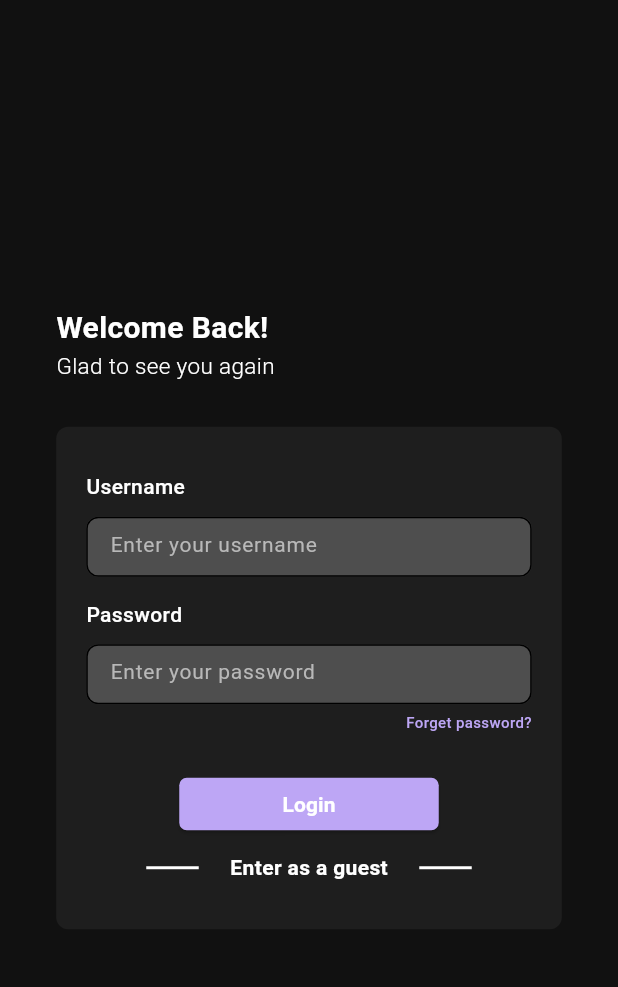
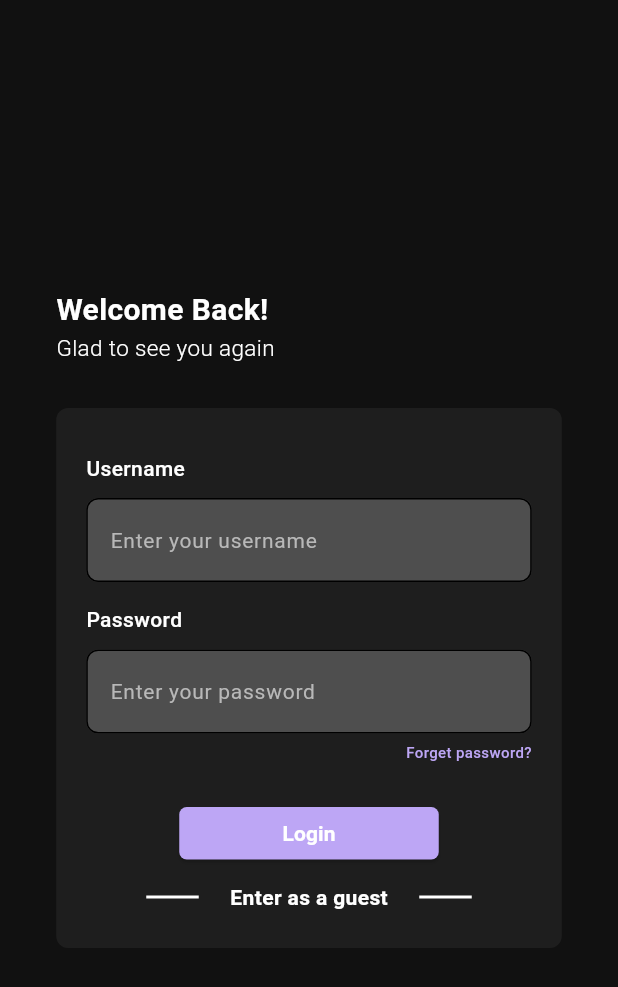
Before and after one commit to Flutter-gg-1/Project-5, a Flutter app: the screen it shows after launch, on a phone screen of 412 x 824 dp. Shown: the top 987 px of the screen. Run offline on Flutter 3.47's test engine with Material 3 defaults, Android fonts, the phone set to English and light mode, and no system bars; our stand-ins replace flutter_svg.

Commit message:
done Update Page

```diff
--- a/news_feed_app/lib/screens/blog.dart
+++ b/news_feed_app/lib/screens/blog.dart
@@ -1,5 +1,6 @@
 import 'package:flutter/material.dart';
 import 'package:flutter_svg/svg.dart';
+import 'package:news_feed_app/screens/edit_post.dart';
 
 class BlogPage extends StatelessWidget {
   const BlogPage({super.key});
@@ -27,7 +28,9 @@ class BlogPage extends StatelessWidget {
           ),
            IconButton(
             icon: const Icon(Icons.create_outlined , color: Colors.white),
-            onPressed: () {},
+            onPressed: () {
+              Navigator.push(context, MaterialPageRoute(builder: (context) => const EditPost()));
+            },
           ),
         ],
       ),
--- a/news_feed_app/lib/screens/login.dart
+++ b/news_feed_app/lib/screens/login.dart
@@ -21,7 +21,7 @@ class Login extends StatelessWidget {
                  const SizedBox(height: 30,),
                  Container(
                   width: 337,
-                  height: 335,
+                  height: 360,
                   decoration: const BoxDecoration(
                     color: Color(0xff1E1E1E),
                     borderRadius:BorderRadius.all(Radius.circular(8))
--- a/news_feed_app/lib/widgets/custom_textfeild.dart
+++ b/news_feed_app/lib/widgets/custom_textfeild.dart
@@ -7,11 +7,17 @@ class TextContainer extends StatelessWidget {
     required this.title,
     required this.hint,
     this.showIcon = false,
+    this.titleSize = 14,
+    this.titleWeight = FontWeight.w500,
+    this.unlimittedLines = false,
   });
 
   final String title;
   final String hint;
   final bool showIcon;
+  final double titleSize;
+  final FontWeight titleWeight;
+  final bool unlimittedLines;
 
   @override
   Widget build(BuildContext context) {
@@ -21,13 +27,15 @@ class TextContainer extends StatelessWidget {
       children: [
         Text(
           title,
-          style: const TextStyle(fontSize: 14, fontWeight: FontWeight.w500, color: Color(0xffffffff)),
+          style: TextStyle(fontSize: titleSize, fontWeight: titleWeight, color: Color(0xffffffff)),
         ),
         const SizedBox(height: 10),
         SizedBox(
-          height: 40,
+          //height: 40,
           width: 370,
           child: TextFormField(
+            minLines: 1,
+            maxLines: unlimittedLines ? null : 1,
             style: const TextStyle(color: Colors.white), // User input text color
             decoration: InputDecoration(
               prefixIcon: showIcon
```
Also changed, not shown: news_feed_app/lib/screens/edit_post.dart (added, +50 -0 lines).
